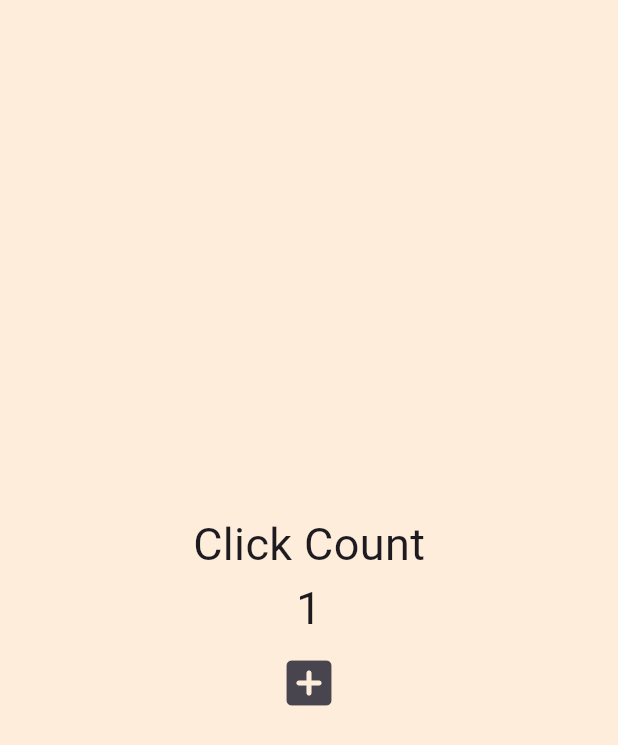
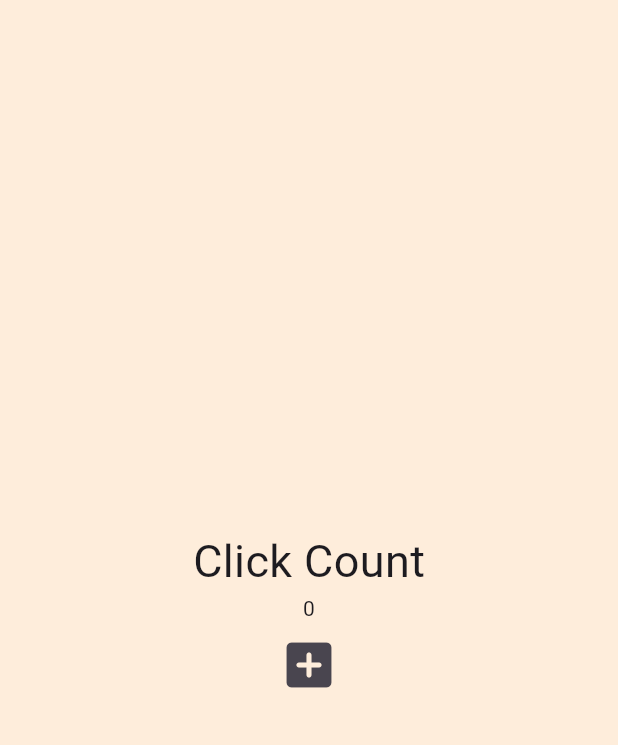
Before and after one commit to mongudd/Flutter-study, a Flutter app: the screen it shows after launch, after a tap on the "add box" icon, on a phone screen of 412 x 824 dp. Shown: the top 745 px of the screen. Run offline on Flutter 3.47's test engine with Material 3 defaults, Android fonts, the phone set to English and light mode, and no system bars.

Commit message:
Click Count 2

```diff
--- a/lib/main.dart
+++ b/lib/main.dart
@@ -15,11 +15,11 @@ class App extends StatefulWidget {
 }
 
 class _AppState extends State<App> {
-  int counter = 0;
+  List<int> numbers = [];
 
   void onClicked() {
     setState(() {
-      counter = counter + 1;
+      numbers.add(numbers.length);
     });
   }
 
@@ -36,10 +36,7 @@ class _AppState extends State<App> {
                 "Click Count",
                 style: TextStyle(fontSize: 30),
               ),
-              Text(
-                "$counter",
-                style: const TextStyle(fontSize: 30),
-              ),
+              for (var n in numbers) Text('$n'),
               IconButton(
                 iconSize: 40,
                 onPressed: onClicked,
```
